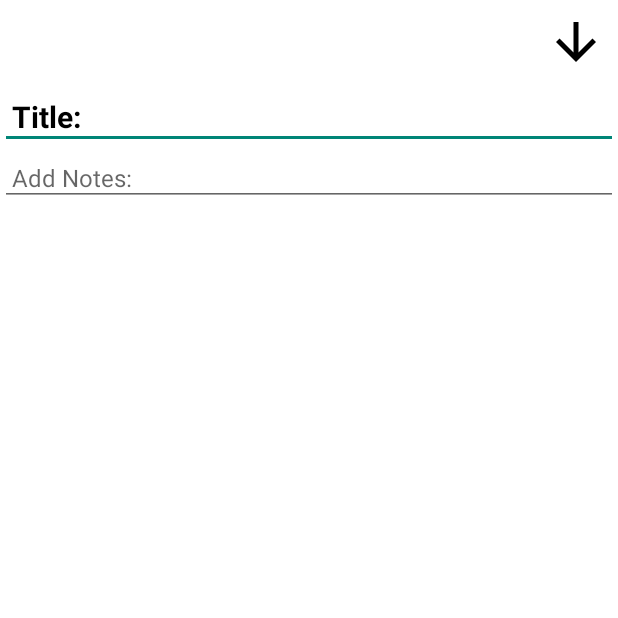
After one commit to Bemental77/NoteTaker, an Android app: the NoteTakerActivity screen opened directly, with no data from a screen before it, on a phone screen of 412 x 824 dp, the top half of it. The commit adds this screen. Run offline under Robolectric (Android 15) with nearby library versions, the phone set to English and light mode, and no system bars; our stand-ins replace Room's generated code.

Commit message:
progess on notetaker

```diff
--- /dev/null
+++ b/app/src/main/java/edu/cvtc/cbement/notetaker/NoteTakerActivity.java
@@ -0,0 +1,67 @@
+package edu.cvtc.cbement.notetaker;
+
+import android.app.Activity;
+import android.content.Intent;
+import android.os.Bundle;
+import android.view.View;
+import android.widget.EditText;
+import android.widget.ImageView;
+import android.widget.Toast;
+
+import androidx.appcompat.app.AppCompatActivity;
+
+import java.text.SimpleDateFormat;
+import java.util.Date;
+
+import edu.cvtc.cbement.notetaker.Models.Notes;
+
+public class NoteTakerActivity extends AppCompatActivity {
+    EditText editText_title, editText_notes;
+    ImageView imageView_save;
+    Notes notes;
+
+    @Override
+    protected void onCreate(Bundle savedInstanceState) {
+        super.onCreate(savedInstanceState);
+        setContentView(R.layout.activity_note_taker);
+
+        imageView_save = findViewById(R.id.imageView_save);
+        editText_title = findViewById(R.id.editText_title);
+        editText_notes = findViewById(R.id.editText_notes);
+
+        notes = new Notes();
+        try {
+            notes = (Notes) getIntent().getSerializableExtra("old_note");
+
+        }catch (Exception e){
+            e.printStackTrace();
+        }
+
+
+        imageView_save.setOnClickListener(new View.OnClickListener() {
+            @Override
+            public void onClick(View view) {
+                String title = editText_title.getText().toString();
+                String description = editText_notes.getText().toString();
+
+                if (description.isEmpty()){
+                    Toast.makeText(NoteTakerActivity.this, "There are no notes added.", Toast.LENGTH_SHORT).show();
+                    return;
+                }
+                SimpleDateFormat formatter = new SimpleDateFormat("HH:mm a MM-dd-yyyy");
+                Date date = new Date();
+
+                notes = new Notes();
+
+                notes.setTitle(title);
+                notes.setNotes(description);
+                notes.setDate(formatter.format(date));
+
+                Intent intent = new Intent();
+                intent.putExtra("note", notes);
+                setResult(Activity.RESULT_OK, intent);
+                finish();
+            }
+        });
+    }
+}
--- /dev/null
+++ b/app/src/main/res/drawable/ic_save.xml
@@ -0,0 +1,5 @@
+<vector android:height="24dp" android:tint="#000000"
+    android:viewportHeight="24" android:viewportWidth="24"
+    android:width="24dp" xmlns:android="http://schemas.android.com/apk/res/android">
+    <path android:fillColor="@android:color/white" android:pathData="M20,12l-1.41,-1.41L13,16.17V4h-2v12.17l-5.58,-5.59L4,12l8,8 8,-8z"/>
+</vector>
--- /dev/null
+++ b/app/src/main/res/layout/activity_note_taker.xml
@@ -0,0 +1,50 @@
+<?xml version="1.0" encoding="utf-8"?>
+<LinearLayout xmlns:android="http://schemas.android.com/apk/res/android"
+    xmlns:app="http://schemas.android.com/apk/res-auto"
+    xmlns:tools="http://schemas.android.com/tools"
+    android:layout_width="match_parent"
+    android:layout_height="match_parent"
+    android:orientation="vertical"
+    android:background="@color/white"
+    tools:context=".NoteTakerActivity">
+    <androidx.appcompat.widget.Toolbar
+        android:id="@+id/toolbar_notes"
+        android:layout_width="match_parent"
+        android:layout_height="?attr/actionBarSize">
+        <RelativeLayout
+            android:layout_width="match_parent"
+            android:layout_height="wrap_content">
+            <ImageView
+                android:id="@+id/imageView_save"
+                android:layout_alignParentEnd="true"
+                android:src="@drawable/ic_save"
+                android:padding="8dp"
+                android:background="@android:color/transparent"
+                android:layout_width="?attr/actionBarSize"
+                android:layout_height="?attr/actionBarSize"/>
+        </RelativeLayout>
+
+    </androidx.appcompat.widget.Toolbar>
+    <EditText
+        android:id="@+id/editText_title"
+        android:hint="Title: "
+        android:textColorHint="@color/black"
+        android:padding="8dp"
+        android:textStyle="bold"
+        android:textSize="20dp"
+        android:textColor="@color/black"
+        android:singleLine="true"
+        android:layout_width="match_parent"
+        android:layout_height="wrap_content"/>
+    <EditText
+        android:id="@+id/editText_notes"
+        android:hint="Add Notes: "
+        android:textColor="@color/black"
+        android:padding="8dp"
+        android:textSize="16dp"
+        android:textStyle="normal"
+        android:layout_width="match_parent"
+        android:layout_height="wrap_content"/>
+
+
+</LinearLayout>
--- a/app/src/main/res/layout/notes_list.xml
+++ b/app/src/main/res/layout/notes_list.xml
@@ -4,7 +4,7 @@
     android:layout_height="wrap_content"
     xmlns:app="http://schemas.android.com/apk/res-auto"
     app:cardBackgroundColor="@color/white"
-    android:id="@+id/notes_containter"
+    android:id="@+id/notes_container"
     app:cardCornerRadius="8dp"
     app:cardElevation="8dp"
     android:layout_margin="8dp">
--- a/app/src/main/res/values/colors.xml
+++ b/app/src/main/res/values/colors.xml
@@ -8,4 +8,9 @@
     <color name="black">#FF000000</color>
     <color name="white">#FFFFFFFF</color>
     <color name="grey">#242B2E</color>
+    <color name="color1">#536F73</color>
+    <color name="color2">#579DA5</color>
+    <color name="color3">#0C4259</color>
+    <color name="color4">#689784</color>
+    <color name="color5">#90ABB6</color>
 </resources>
```
Also changed, not shown: app/src/main/AndroidManifest.xml (+8 -0 lines), app/src/main/java/edu/cvtc/cbement/notetaker/Adapters/NotesListAdapter.java (added, +110 -0 lines), app/src/main/java/edu/cvtc/cbement/notetaker/MainActivity.java (+75 -1 lines), app/src/main/java/edu/cvtc/cbement/notetaker/NotesClickListener.java (added, +10 -0 lines), app/src/main/res/values-night/themes.xml (+14 -0 lines), app/src/main/res/values/themes.xml (+14 -0 lines).
